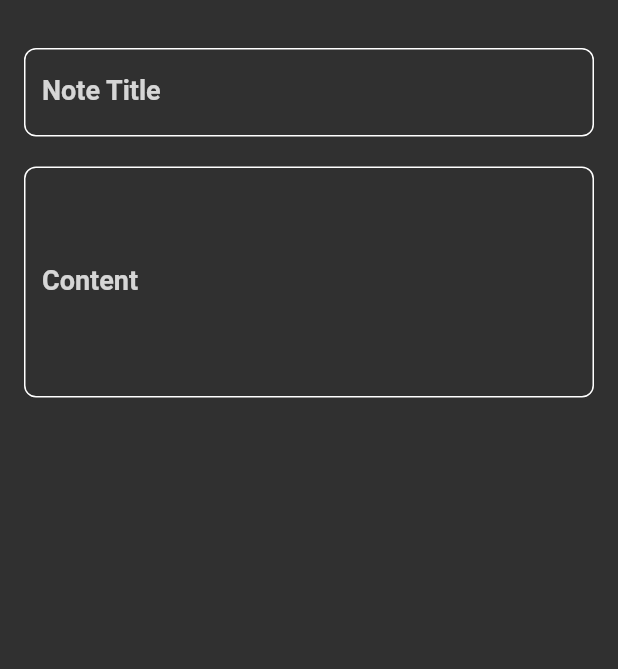
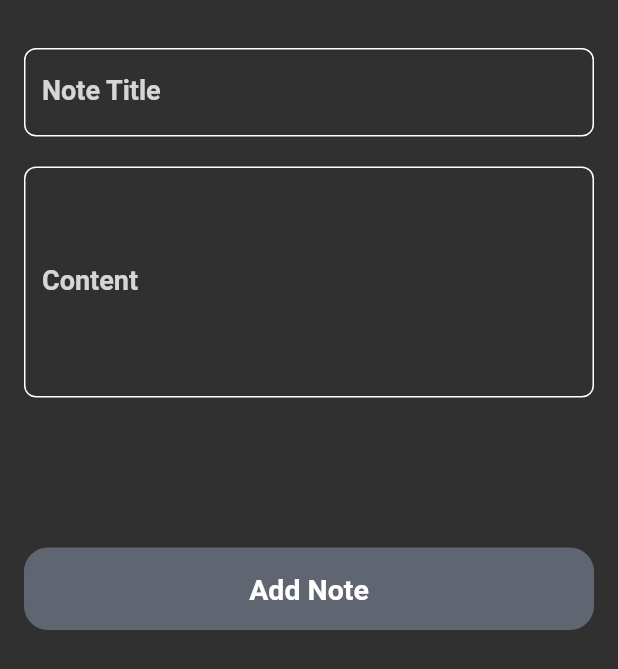
Before and after one commit to mahmoudashraf01/hive_note_app, a Flutter app: the ButtomSheetAddNote widget shown alone on an empty page, opened directly, on a phone screen of 412 x 824 dp. Shown: the top 669 px of the screen. Run offline on Flutter 3.47's test engine with Material 2 defaults, Android fonts, the phone set to English and light mode, and no system bars; our stand-ins replace font_awesome_flutter.

Commit message:
adding custom buttom for buttom sheet

```diff
--- /dev/null
+++ b/lib/views/widgets/cutom_buttom.dart
@@ -0,0 +1,25 @@
+import 'package:flutter/material.dart';
+import 'package:hive_note_app/shared/themes/colors.dart';
+import 'package:hive_note_app/shared/themes/text.dart';
+
+class CustomButtom extends StatelessWidget {
+  const CustomButtom({super.key});
+
+  @override
+  Widget build(BuildContext context) {
+    return Container(
+      width: MediaQuery.of(context).size.width,
+      height: 55,
+      decoration: BoxDecoration(
+        color: blue3,
+        borderRadius: BorderRadius.circular(16),
+      ),
+      child: Center(
+        child: Text(
+          'Add Note',
+          style: title1Bold,
+        ),
+      ),
+    );
+  }
+}
--- a/lib/views/widgets/cutom_buttom_sheet.dart
+++ b/lib/views/widgets/cutom_buttom_sheet.dart
@@ -1,5 +1,8 @@
 import 'package:flutter/material.dart';
+import 'package:hive_note_app/shared/themes/colors.dart';
+import 'package:hive_note_app/shared/themes/text.dart';
 import 'package:hive_note_app/views/widgets/custom_text_field.dart';
+import 'package:hive_note_app/views/widgets/cutom_buttom.dart';
 
 class ButtomSheetAddNote extends StatelessWidget {
   const ButtomSheetAddNote({super.key});
@@ -8,6 +11,8 @@ class ButtomSheetAddNote extends StatelessWidget {
   Widget build(BuildContext context) {
     return Padding(
       padding: const EdgeInsets.symmetric(horizontal: 16),
+      child: SingleChildScrollView(
+        physics: BouncingScrollPhysics(),
         child: Column(
           children: const [
             SizedBox(
@@ -23,7 +28,15 @@ class ButtomSheetAddNote extends StatelessWidget {
               hint: 'Content',
               maxLines: 6,
             ),
+            SizedBox(
+              height: 100,
+            ),
+            CustomButtom(),
+            SizedBox(
+              height: 20,
+            ),
           ],
+        ),
       ),
     );
   }
```
Lines whose indentation alone changed are shown as unchanged.
